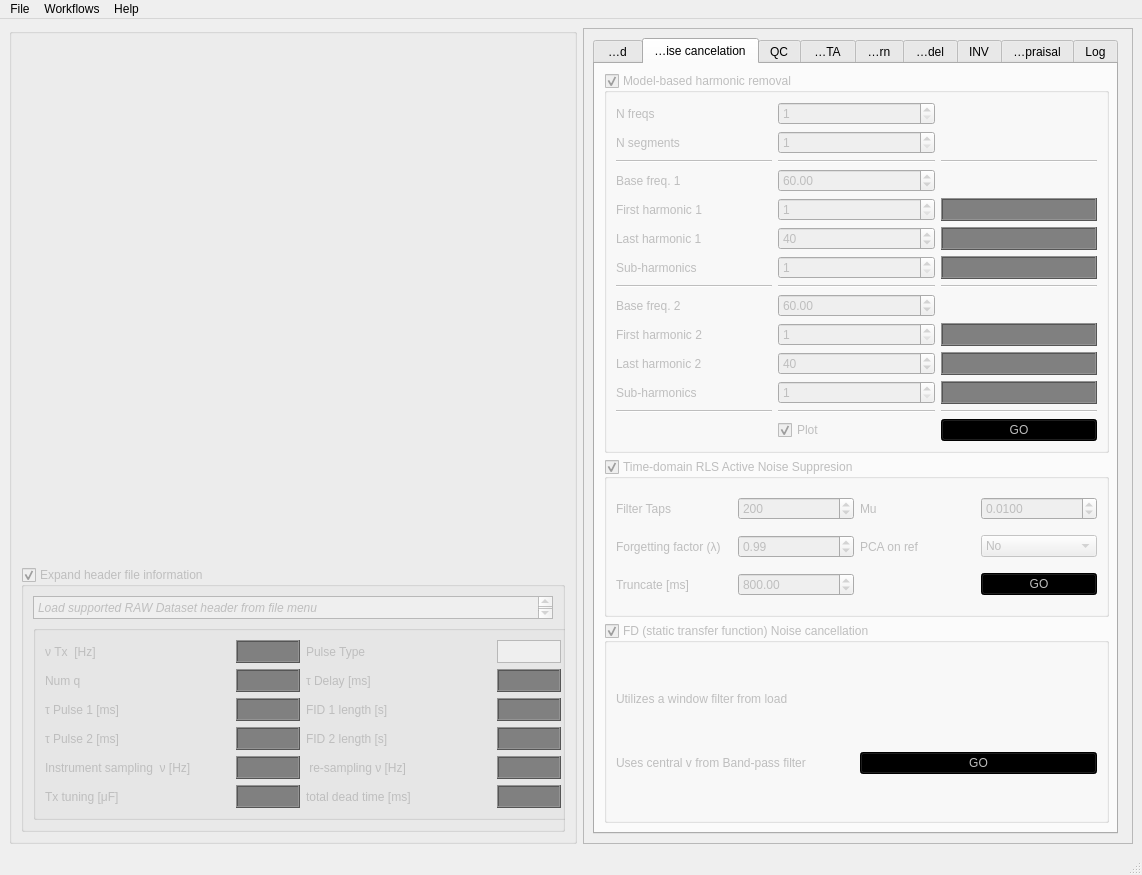
Above: akvo/gui/main.ui from LemmaSoftware/akvo before the change. Below: the same form after it.
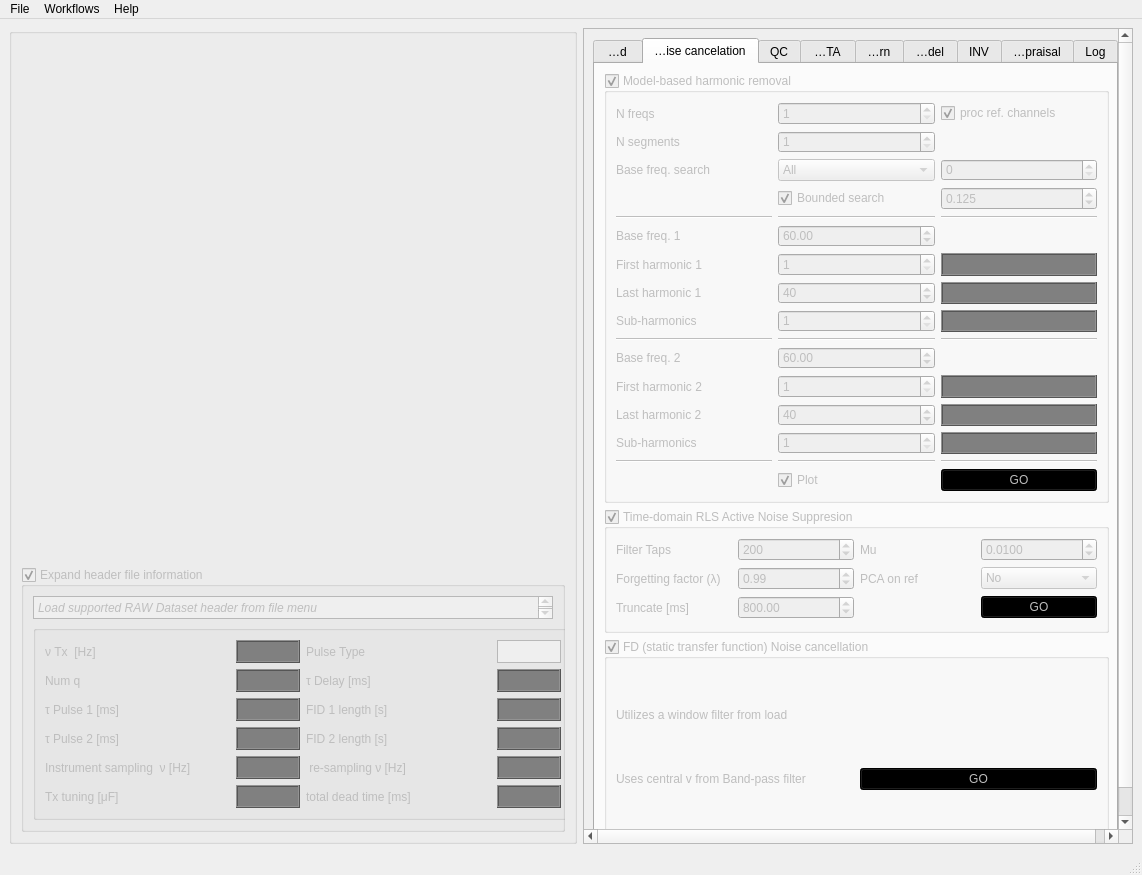
That is the form after the change. The open tabs and pages were chosen to show the change. Custom widgets are drawn as their Qt base class.

Commit message: Rework of yaml log of processing steps. The log is now a flow of steps, any of which can be repeated. Additionally, plotting of the harmonic modelling has been changed to frequency domain.

```diff
--- a/akvo/gui/main.ui
+++ b/akvo/gui/main.ui
@@ -1021,128 +1021,80 @@
                <bool>true</bool>
               </property>
               <layout class="QGridLayout" name="gridLayout_9">
-               <item row="0" column="0">
-                <widget class="QLabel" name="label_26">
-                 <property name="text">
-                  <string>N freqs</string>
-                 </property>
-                </widget>
-               </item>
-               <item row="0" column="1">
-                <widget class="QSpinBox" name="NHarmonicsFreqsSpin">
-                 <property name="minimum">
-                  <number>1</number>
-                 </property>
-                 <property name="maximum">
-                  <number>2</number>
-                 </property>
-                 <property name="value">
-                  <number>1</number>
-                 </property>
-                </widget>
-               </item>
-               <item row="5" column="1">
-                <widget class="QSpinBox" name="f0KNSpin">
-                 <property name="minimum">
-                  <number>2</number>
-                 </property>
-                 <property name="value">
-                  <number>40</number>
-                 </property>
-                </widget>
-               </item>
-               <item row="4" column="1">
-                <widget class="QSpinBox" name="f0K1Spin">
-                 <property name="minimum">
-                  <number>1</number>
-                 </property>
-                 <property name="maximum">
-                  <number>50</number>
-                 </property>
-                 <property name="value">
-                  <number>1</number>
-                 </property>
-                </widget>
-               </item>
-               <item row="12" column="2">
-                <widget class="QLCDNumber" name="lcdf0NK2">
-                 <property name="styleSheet">
-                  <string notr="true">#lcdf0NK2 { 
-color: green;
-background: black;
-}
-
-#lcdf0NK2:disabled {
-color: grey;
-background: dark grey;
-}</string>
-                 </property>
-                 <property name="segmentStyle">
-                  <enum>QLCDNumber::Flat</enum>
-                 </property>
-                </widget>
-               </item>
-               <item row="6" column="2">
-                <widget class="QLCDNumber" name="lcdf0NK">
-                 <property name="styleSheet">
-                  <string notr="true">#lcdf0NK { 
-color: green;
-background: black;
-}
-
-#lcdf0NK:disabled {
-color: grey;
-background: dark grey;
-}</string>
-                 </property>
-                 <property name="segmentStyle">
-                  <enum>QLCDNumber::Flat</enum>
-                 </property>
-                 <property name="intValue" stdset="0">
-                  <number>0</number>
-                 </property>
-                </widget>
-               </item>
-               <item row="10" column="0">
+               <item row="12" column="0">
                 <widget class="QLabel" name="label_34">
                  <property name="text">
                   <string>First harmonic 2</string>
                  </property>
                 </widget>
                </item>
-               <item row="12" column="1">
-                <widget class="QSpinBox" name="f1KsSpin">
-                 <property name="minimum">
-                  <number>1</number>
+               <item row="1" column="0">
+                <widget class="QLabel" name="label_49">
+                 <property name="text">
+                  <string>N segments</string>
                  </property>
-                 <property name="maximum">
-                  <number>3</number>
-                 </property>
                 </widget>
                </item>
-               <item row="13" column="2">
-                <widget class="Line" name="line_9">
-                 <property name="orientation">
-                  <enum>Qt::Horizontal</enum>
+               <item row="17" column="2">
+                <widget class="QPushButton" name="harmonicGO">
+                 <property name="layoutDirection">
+                  <enum>Qt::LeftToRight</enum>
                  </property>
+                 <property name="styleSheet">
+                  <string notr="true">#harmonicGO {background: green;}
+#harmonicGO:disabled{background: black;}</string>
+                 </property>
+                 <property name="text">
+                  <string>GO</string>
+                 </property>
                 </widget>
                </item>
-               <item row="11" column="0">
+               <item row="13" column="0">
                 <widget class="QLabel" name="label_35">
                  <property name="text">
                   <string>Last harmonic 2</string>
                  </property>
                 </widget>
                </item>
-               <item row="5" column="2">
-                <widget class="QLCDNumber" name="lcdHNF">
+               <item row="14" column="1">
+                <widget class="QSpinBox" name="f1KsSpin">
+                 <property name="minimum">
+                  <number>1</number>
+                 </property>
+                 <property name="maximum">
+                  <number>3</number>
+                 </property>
+                </widget>
+               </item>
+               <item row="11" column="1">
+                <widget class="QDoubleSpinBox" name="f1Spin">
+                 <property name="maximum">
+                  <double>25000.000000000000000</double>
+                 </property>
+                 <property name="value">
+                  <double>60.000000000000000</double>
+                 </property>
+                </widget>
+               </item>
+               <item row="17" column="1">
+                <widget class="QCheckBox" name="plotHarmonic">
+                 <property name="text">
+                  <string>Plot</string>
+                 </property>
+                 <property name="checked">
+                  <bool>true</bool>
+                 </property>
+                </widget>
+               </item>
+               <item row="14" column="2">
+                <widget class="QLCDNumber" name="lcdf0NK2">
                  <property name="styleSheet">
-                  <string notr="true">#lcdHNF {
+                  <string notr="true">#lcdf0NK2 { 
 color: green;
 background: black;
 }
 
-#lcdHNF:disabled {
+#lcdf0NK2:disabled {
 color: grey;
 background: dark grey;
 }</string>
@@ -1152,7 +1104,38 @@
                  </property>
                 </widget>
                </item>
-               <item row="4" column="2">
+               <item row="12" column="1">
+                <widget class="QSpinBox" name="f1K1Spin">
+                 <property name="minimum">
+                  <number>1</number>
+                 </property>
+                </widget>
+               </item>
+               <item row="14" column="0">
+                <widget class="QLabel" name="label_41">
+                 <property name="text">
+                  <string>Sub-harmonics</string>
+                 </property>
+                </widget>
+               </item>
+               <item row="10" column="2">
+                <widget class="Line" name="line_6">
+                 <property name="orientation">
+                  <enum>Qt::Horizontal</enum>
+                 </property>
+                </widget>
+               </item>
+               <item row="7" column="1">
+                <widget class="QSpinBox" name="f0KNSpin">
+                 <property name="minimum">
+                  <number>2</number>
+                 </property>
+                 <property name="value">
+                  <number>40</number>
+                 </property>
+                </widget>
+               </item>
+               <item row="6" column="2">
                 <widget class="QLCDNumber" name="lcdH1F">
                  <property name="styleSheet">
                   <string notr="true">#lcdH1F {
@@ -1170,7 +1153,102 @@
                  </property>
                 </widget>
                </item>
-               <item row="10" column="2">
+               <item row="7" column="0">
+                <widget class="QLabel" name="label_31">
+                 <property name="text">
+                  <string>Last harmonic 1</string>
+                 </property>
+                </widget>
+               </item>
+               <item row="10" column="1">
+                <widget class="Line" name="line_5">
+                 <property name="orientation">
+                  <enum>Qt::Horizontal</enum>
+                 </property>
+                </widget>
+               </item>
+               <item row="6" column="1">
+                <widget class="QSpinBox" name="f0K1Spin">
+                 <property name="minimum">
+                  <number>1</number>
+                 </property>
+                 <property name="maximum">
+                  <number>50</number>
+                 </property>
+                 <property name="value">
+                  <number>1</number>
+                 </property>
+                </widget>
+               </item>
+               <item row="15" column="1">
+                <widget class="Line" name="line_8">
+                 <property name="orientation">
+                  <enum>Qt::Horizontal</enum>
+                 </property>
+                </widget>
+               </item>
+               <item row="2" column="0">
+                <widget class="QLabel" name="label_50">
+                 <property name="text">
+                  <string>Base freq. search </string>
+                 </property>
+                </widget>
+               </item>
+               <item row="10" column="0">
+                <widget class="Line" name="line_4">
+                 <property name="orientation">
+                  <enum>Qt::Horizontal</enum>
+                 </property>
+                </widget>
+               </item>
+               <item row="4" column="2">
+                <widget class="Line" name="line_2">
+                 <property name="orientation">
+                  <enum>Qt::Horizontal</enum>
+                 </property>
+                </widget>
+               </item>
+               <item row="8" column="0">
+                <widget class="QLabel" name="label_33">
+                 <property name="text">
+                  <string>Sub-harmonics </string>
+                 </property>
+                </widget>
+               </item>
+               <item row="6" column="0">
+                <widget class="QLabel" name="label_11">
+                 <property name="text">
+                  <string>First harmonic 1</string>
+                 </property>
+                </widget>
+               </item>
+               <item row="0" column="1">
+                <widget class="QSpinBox" name="NHarmonicsFreqsSpin">
+                 <property name="minimum">
+                  <number>1</number>
+                 </property>
+                 <property name="maximum">
+                  <number>2</number>
+                 </property>
+                 <property name="value">
+                  <number>1</number>
+                 </property>
+                </widget>
+               </item>
+               <item row="5" column="1">
+                <widget class="QDoubleSpinBox" name="f0Spin">
+                 <property name="maximum">
+                  <double>25000.000000000000000</double>
+                 </property>
+                 <property name="singleStep">
+                  <double>0.100000000000000</double>
+                 </property>
+                 <property name="value">
+                  <double>60.000000000000000</double>
+                 </property>
+                </widget>
+               </item>
+               <item row="12" column="2">
                 <widget class="QLCDNumber" name="lcdH1F2">
                  <property name="styleSheet">
                   <string notr="true">#lcdH1F2{ 
@@ -1188,21 +1266,21 @@
                  </property>
                 </widget>
                </item>
-               <item row="12" column="0">
-                <widget class="QLabel" name="label_41">
-                 <property name="text">
-                  <string>Sub-harmonics</string>
+               <item row="4" column="0">
+                <widget class="Line" name="line_3">
+                 <property name="orientation">
+                  <enum>Qt::Horizontal</enum>
                  </property>
                 </widget>
                </item>
-               <item row="10" column="1">
-                <widget class="QSpinBox" name="f1K1Spin">
-                 <property name="minimum">
-                  <number>1</number>
+               <item row="15" column="0">
+                <widget class="Line" name="line_7">
+                 <property name="orientation">
+                  <enum>Qt::Horizontal</enum>
                  </property>
                 </widget>
                </item>
-               <item row="9" column="0">
+               <item row="11" column="0">
                 <widget class="QLabel" name="label_27">
                  <property name="text">
                   <string>Base freq. 2 </string>
@@ -1210,64 +1288,6 @@
                 </widget>
                </item>
                <item row="8" column="1">
-                <widget class="Line" name="line_5">
-                 <property name="orientation">
-                  <enum>Qt::Horizontal</enum>
-                 </property>
-                </widget>
-               </item>
-               <item row="8" column="2">
-                <widget class="Line" name="line_6">
-                 <property name="orientation">
-                  <enum>Qt::Horizontal</enum>
-                 </property>
-                </widget>
-               </item>
-               <item row="3" column="1">
-                <widget class="QDoubleSpinBox" name="f0Spin">
-                 <property name="maximum">
-                  <double>25000.000000000000000</double>
-                 </property>
-                 <property name="singleStep">
-                  <double>0.100000000000000</double>
-                 </property>
-                 <property name="value">
-                  <double>60.000000000000000</double>
-                 </property>
-                </widget>
-               </item>
-               <item row="9" column="1">
-                <widget class="QDoubleSpinBox" name="f1Spin">
-                 <property name="maximum">
-                  <double>25000.000000000000000</double>
-                 </property>
-                 <property name="value">
-                  <double>60.000000000000000</double>
-                 </property>
-                </widget>
-               </item>
-               <item row="2" column="2">
-                <widget class="Line" name="line_2">
-                 <property name="orientation">
-                  <enum>Qt::Horizontal</enum>
-                 </property>
-                </widget>
-               </item>
-               <item row="15" column="2">
-                <widget class="QPushButton" name="harmonicGO">
-                 <property name="layoutDirection">
-                  <enum>Qt::LeftToRight</enum>
-                 </property>
-                 <property name="styleSheet">
-                  <string notr="true">#harmonicGO {background: green;}
-#harmonicGO:disabled{background: black;}</string>
-                 </property>
-                 <property name="text">
-                  <string>GO</string>
-                 </property>
-                </widget>
-               </item>
-               <item row="6" column="1">
                 <widget class="QSpinBox" name="f0KsSpin">
                  <property name="toolTip">
                   <string>&lt;html&gt;&lt;head/&gt;&lt;body&gt;&lt;p&gt;Would you like to calculate subharmonics? For instance, setting this to 1, will calculate only the exact harmonics, setting this to 2 will calculate 1/2 step subharmonics (i.e. if the baseline frequency is 60 Hz, this will result in calcualtion of 30 Hz subharmonics)&lt;/p&gt;&lt;/body&gt;&lt;/html&gt;</string>
@@ -1283,28 +1303,80 @@
                  </property>
                 </widget>
                </item>
-               <item row="2" column="1">
+               <item row="0" column="0">
+                <widget class="QLabel" name="label_26">
+                 <property name="text">
+                  <string>N freqs</string>
+                 </property>
+                </widget>
+               </item>
+               <item row="13" column="1">
+                <widget class="QSpinBox" name="f1KNSpin">
+                 <property name="minimum">
+                  <number>2</number>
+                 </property>
+                 <property name="value">
+                  <number>40</number>
+                 </property>
+                </widget>
+               </item>
+               <item row="8" column="2">
+                <widget class="QLCDNumber" name="lcdf0NK">
+                 <property name="styleSheet">
+                  <string notr="true">#lcdf0NK { 
+color: green;
+background: black;
+}
+
+#lcdf0NK:disabled {
+color: grey;
+background: dark grey;
+}</string>
+                 </property>
+                 <property name="segmentStyle">
+                  <enum>QLCDNumber::Flat</enum>
+                 </property>
+                 <property name="intValue" stdset="0">
+                  <number>0</number>
+                 </property>
+                </widget>
+               </item>
+               <item row="7" column="2">
+                <widget class="QLCDNumber" name="lcdHNF">
+                 <property name="styleSheet">
+                  <string notr="true">#lcdHNF {
+color: green;
+background: black;
+}
+
+#lcdHNF:disabled {
+color: grey;
+background: dark grey;
+}</string>
+                 </property>
+                 <property name="segmentStyle">
+                  <enum>QLCDNumber::Flat</enum>
+                 </property>
+                </widget>
+               </item>
+               <item row="4" column="1">
                 <widget class="Line" name="line">
                  <property name="orientation">
                   <enum>Qt::Horizontal</enum>
                  </property>
                 </widget>
                </item>
-               <item row="5" column="0">
-                <widget class="QLabel" name="label_31">
-                 <property name="text">
-                  <string>Last harmonic 1</string>
+               <item row="1" column="1">
+                <widget class="QSpinBox" name="NSegments">
+                 <property name="minimum">
+                  <number>1</number>
                  </property>
-                </widget>
-               </item>
-               <item row="3" column="0">
-                <widget class="QLabel" name="label_25">
-                 <property name="text">
-                  <string>Base freq. 1</string>
+                 <property name="maximum">
+                  <number>100</number>
                  </property>
                 </widget>
                </item>
-               <item row="11" column="2">
+               <item row="13" column="2">
                 <widget class="QLCDNumber" name="lcdHNF2">
                  <property name="styleSheet">
                   <string notr="true">#lcdHNF2 { 
@@ -1322,85 +1394,88 @@
                  </property>
                 </widget>
                </item>
-               <item row="11" column="1">
-                <widget class="QSpinBox" name="f1KNSpin">
-                 <property name="minimum">
-                  <number>2</number>
-                 </property>
-                 <property name="value">
-                  <number>40</number>
-                 </property>
-                </widget>
-               </item>
-               <item row="15" column="1">
-                <widget class="QCheckBox" name="plotHarmonic">
+               <item row="5" column="0">
+                <widget class="QLabel" name="label_25">
                  <property name="text">
-                  <string>Plot</string>
+                  <string>Base freq. 1</string>
                  </property>
-                 <property name="checked">
-                  <bool>true</bool>
-                 </property>
                 </widget>
                </item>
-               <item row="13" column="1">
-                <widget class="Line" name="line_8">
+               <item row="15" column="2">
+                <widget class="Line" name="line_9">
                  <property name="orientation">
                   <enum>Qt::Horizontal</enum>
                  </property>
                 </widget>
                </item>
-               <item row="13" column="0">
-                <widget class="Line" name="line_7">
-                 <property name="orientation">
-                  <enum>Qt::Horizontal</enum>
+               <item row="2" column="2">
+                <widget class="QSpinBox" name="Nsearch">
+                 <property name="prefix">
+                  <string/>
                  </property>
                 </widget>
                </item>
-               <item row="6" column="0">
-                <widget class="QLabel" name="label_33">
-                 <property name="text">
-                  <string>Sub-harmonics </string>
+               <item row="2" column="1">
+                <widget class="QComboBox" name="searchAll">
+                 <property name="toolTip">
+                  <string>&lt;html&gt;&lt;head/&gt;&lt;body&gt;&lt;p&gt;When searching for the fundamental frequency, should the entire ensemble of harmonics be included? Reducing this number can accelerate the algorithm significantly. If a selection other than &amp;quot;All&amp;quot; is chosen, once the fundamental frequency is found, the whole set of harmonics will be included in the modelling.  &lt;/p&gt;&lt;/body&gt;&lt;/html&gt;</string>
                  </property>
+                 <item>
+                  <property name="text">
+                   <string>All</string>
+                  </property>
+                 </item>
+                 <item>
+                  <property name="text">
+                   <string>First</string>
+                  </property>
+                 </item>
+                 <item>
+                  <property name="text">
+                   <string/>
+                  </property>
+                 </item>
                 </widget>
                </item>
-               <item row="4" column="0">
-                <widget class="QLabel" name="label_11">
-                 <property name="text">
-                  <string>First harmonic 1</string>
+               <item row="3" column="2">
+                <widget class="QDoubleSpinBox" name="bounds">
+                 <property name="toolTip">
+                  <string>&lt;html&gt;&lt;head/&gt;&lt;body&gt;&lt;p&gt;If bounds is selected, this is the variance in the fundamental frequency which will be searched from the &lt;span style=&quot; font-weight:600;&quot;&gt;prior &lt;/span&gt;result. As such, for each record, the fundamental frequency can shift by this much (in either direction) from the prior record. &lt;/p&gt;&lt;/body&gt;&lt;/html&gt;</string>
                  </property>
-                </widget>
-               </item>
-               <item row="2" column="0">
-                <widget class="Line" name="line_3">
-                 <property name="orientation">
-                  <enum>Qt::Horizontal</enum>
+                 <property name="decimals">
+                  <number>3</number>
                  </property>
-                </widget>
-               </item>
-               <item row="8" column="0">
-                <widget class="Line" name="line_4">
-                 <property name="orientation">
-                  <enum>Qt::Horizontal</enum>
-                 </property>
-                </widget>
-               </item>
-               <item row="1" column="1">
-                <widget class="QSpinBox" name="NSegments">
                  <property name="minimum">
-                  <number>1</number>
+                  <double>0.005000000000000</double>
                  </property>
                  <property name="maximum">
-                  <number>100</number>
+                  <double>10.000000000000000</double>
+                 </property>
+                 <property name="singleStep">
+                  <double>0.001000000000000</double>
                  </property>
                  <property name="value">
-                  <number>1</number>
+                  <double>0.125000000000000</double>
                  </property>
                 </widget>
                </item>
-               <item row="1" column="0">
-                <widget class="QLabel" name="label_49">
+               <item row="3" column="1">
+                <widget class="QCheckBox" name="boundsCheck">
                  <property name="text">
-                  <string>N segments</string>
+                  <string>Bounded search</string>
+                 </property>
+                 <property name="checked">
+                  <bool>true</bool>
+                 </property>
+                </widget>
+               </item>
+               <item row="0" column="2">
+                <widget class="QCheckBox" name="harmRef">
+                 <property name="text">
+                  <string>proc ref. channels</string>
+                 </property>
+                 <property name="checked">
+                  <bool>true</bool>
                  </property>
                 </widget>
                </item>
```
Left out of the diff: 132 changed lines with no effect on the pictures. The commit also changes 4 other files.
